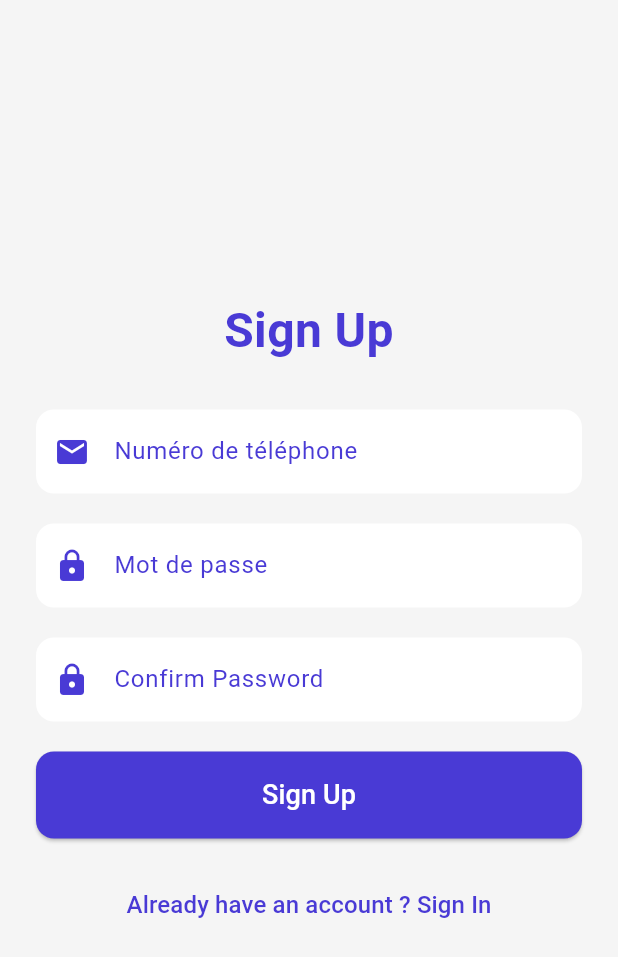
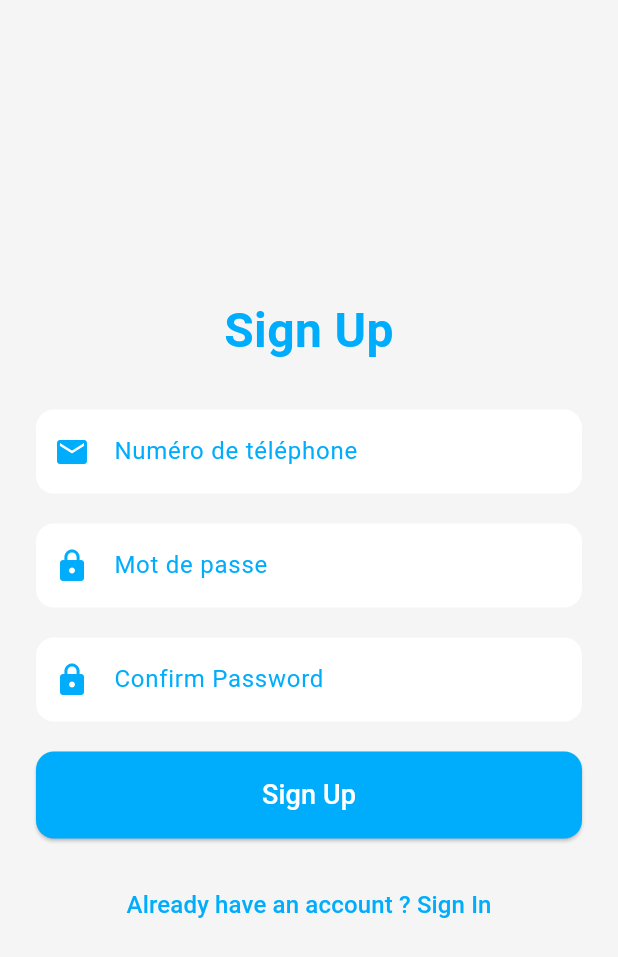
Before and after one commit to Zicrou/ciilaabokk_flutter, a Flutter app: the screen it shows after launch, after a tap on "Créer un compte", on a phone screen of 412 x 824 dp. Shown: the top 957 px of the screen. Run offline on Flutter 3.47's test engine with Material 3 defaults, Android fonts, the phone set to English and light mode, and no system bars; our stand-ins replace get.

Commit message:
Changed Colors in Login Signin Screen

```diff
--- a/lib/view/login_screen.dart
+++ b/lib/view/login_screen.dart
@@ -23,7 +23,7 @@ class LoginScreen extends StatelessWidget {
                 style: TextStyle(
                   fontSize: 32,
                   fontWeight: FontWeight.bold,
-                  color: Color(0xFF493AD5),
+                  color: Color.fromARGB(255, 0, 173, 253),
                 ),
                 textAlign: TextAlign.center,
               ),
@@ -32,9 +32,14 @@ class LoginScreen extends StatelessWidget {
                 () => TextField(
                   controller: authController.phoneNumberController,
                   decoration: InputDecoration(
-                    prefixIcon: Icon(Icons.email, color: Color(0xFF493aD5)),
+                    prefixIcon: Icon(
+                      Icons.email,
+                      color: Color.fromARGB(255, 10, 151, 217),
+                    ),
                     labelText: "Numéro de téléphone",
-                    labelStyle: TextStyle(color: Color(0xFF493AD5)),
+                    labelStyle: TextStyle(
+                      color: Color.fromARGB(255, 0, 173, 253),
+                    ),
                     errorText: authController.isPhoneNumberValid.value
                         ? null
                         : "Numéro de téléphone invalide",
@@ -57,9 +62,14 @@ class LoginScreen extends StatelessWidget {
                 () => TextField(
                   controller: authController.passwordController,
                   decoration: InputDecoration(
-                    prefixIcon: Icon(Icons.lock, color: Color(0xFF493aD5)),
+                    prefixIcon: Icon(
+                      Icons.lock,
+                      color: Color.fromARGB(255, 0, 173, 253),
+                    ),
                     labelText: "Mot de passe",
-                    labelStyle: TextStyle(color: Color(0xFF493AD5)),
+                    labelStyle: TextStyle(
+                      color: Color.fromARGB(255, 0, 173, 253),
+                    ),
                     errorText: authController.isPasswordValid.value
                         ? null
                         : "Mot de passe invalide",
@@ -82,7 +92,7 @@ class LoginScreen extends StatelessWidget {
                 onPressed: () => authController.login(),
                 child: Text("Se connecter", style: TextStyle(fontSize: 18)),
                 style: ElevatedButton.styleFrom(
-                  backgroundColor: Color(0xFF493AD5),
+                  backgroundColor: Color.fromARGB(255, 0, 173, 253),
                   foregroundColor: Colors.white,
                   padding: EdgeInsets.symmetric(vertical: 16),
                   shape: RoundedRectangleBorder(
@@ -95,7 +105,10 @@ class LoginScreen extends StatelessWidget {
                 onPressed: () => Get.to(SignupScreen()),
                 child: Text(
                   "Créer un compte",
-                  style: TextStyle(color: Color(0xFF493AD5), fontSize: 16),
+                  style: TextStyle(
+                    color: Color.fromARGB(255, 0, 173, 253),
+                    fontSize: 16,
+                  ),
                 ),
               ),
             ],
--- a/lib/view/signup_screen.dart
+++ b/lib/view/signup_screen.dart
@@ -21,7 +21,7 @@ class SignupScreen extends StatelessWidget {
                 style: TextStyle(
                   fontSize: 32,
                   fontWeight: FontWeight.bold,
-                  color: Color(0xFF493AD5),
+                  color: Color.fromARGB(255, 0, 173, 253),
                 ),
                 textAlign: TextAlign.center,
               ),
@@ -30,9 +30,14 @@ class SignupScreen extends StatelessWidget {
                 () => TextField(
                   controller: authController.phoneNumberController,
                   decoration: InputDecoration(
-                    prefixIcon: Icon(Icons.email, color: Color(0xFF493aD5)),
+                    prefixIcon: Icon(
+                      Icons.email,
+                      color: Color.fromARGB(255, 0, 173, 253),
+                    ),
                     labelText: "Numéro de téléphone",
-                    labelStyle: TextStyle(color: Color(0xFF493AD5)),
+                    labelStyle: TextStyle(
+                      color: Color.fromARGB(255, 0, 173, 253),
+                    ),
                     errorText: authController.isPhoneNumberValid.value
                         ? null
                         : "Numéro de téléphone invalide",
@@ -55,12 +60,17 @@ class SignupScreen extends StatelessWidget {
                 () => TextField(
                   controller: authController.passwordController,
                   decoration: InputDecoration(
-                    prefixIcon: Icon(Icons.lock, color: Color(0xFF493aD5)),
+                    prefixIcon: Icon(
+                      Icons.lock,
+                      color: Color.fromARGB(255, 0, 173, 253),
+                    ),
                     labelText: "Mot de passe",
-                    labelStyle: TextStyle(color: Color(0xFF493AD5)),
+                    labelStyle: TextStyle(
+                      color: Color.fromARGB(255, 0, 173, 253),
+                    ),
                     errorText: authController.isPasswordValid.value
                         ? null
-                        : "mot de passe invalide",
+                        : "Mot de passe invalide",
                     filled: true,
                     fillColor: Colors.white,
                     border: OutlineInputBorder(
@@ -80,12 +90,17 @@ class SignupScreen extends StatelessWidget {
                 () => TextField(
                   controller: authController.confirmPasswordController,
                   decoration: InputDecoration(
-                    prefixIcon: Icon(Icons.lock, color: Color(0xFF493aD5)),
+                    prefixIcon: Icon(
+                      Icons.lock,
+                      color: Color.fromARGB(255, 0, 173, 253),
+                    ),
                     labelText: "Confirm Password",
-                    labelStyle: TextStyle(color: Color(0xFF493AD5)),
+                    labelStyle: TextStyle(
+                      color: Color.fromARGB(255, 0, 173, 253),
+                    ),
                     errorText: authController.isConfirmPasswordValid.value
                         ? null
-                        : "Password do not match",
+                        : "Mot de passe de confirmation ne correspond pas",
                     filled: true,
                     fillColor: Colors.white,
                     border: OutlineInputBorder(
@@ -105,7 +120,7 @@ class SignupScreen extends StatelessWidget {
                 onPressed: () => authController.signup(),
                 child: Text("Sign Up", style: TextStyle(fontSize: 18)),
                 style: ElevatedButton.styleFrom(
-                  backgroundColor: Color(0xFF493AD5),
+                  backgroundColor: Color.fromARGB(255, 0, 173, 253),
                   foregroundColor: Colors.white,
                   padding: EdgeInsets.symmetric(vertical: 16),
                   shape: RoundedRectangleBorder(
@@ -118,7 +133,10 @@ class SignupScreen extends StatelessWidget {
                 onPressed: () => Get.to(LoginScreen()),
                 child: Text(
                   "Already have an account ? Sign In",
-                  style: TextStyle(color: Color(0xFF493AD5), fontSize: 16),
+                  style: TextStyle(
+                    color: Color.fromARGB(255, 0, 173, 253),
+                    fontSize: 16,
+                  ),
                 ),
               ),
             ],
```
